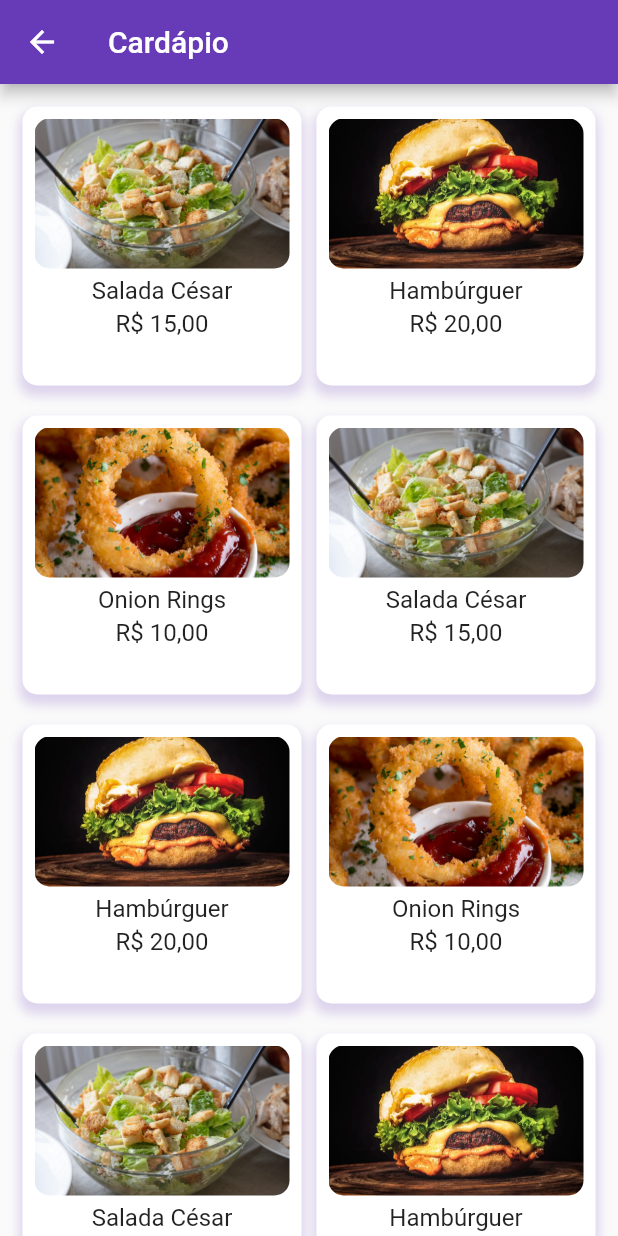
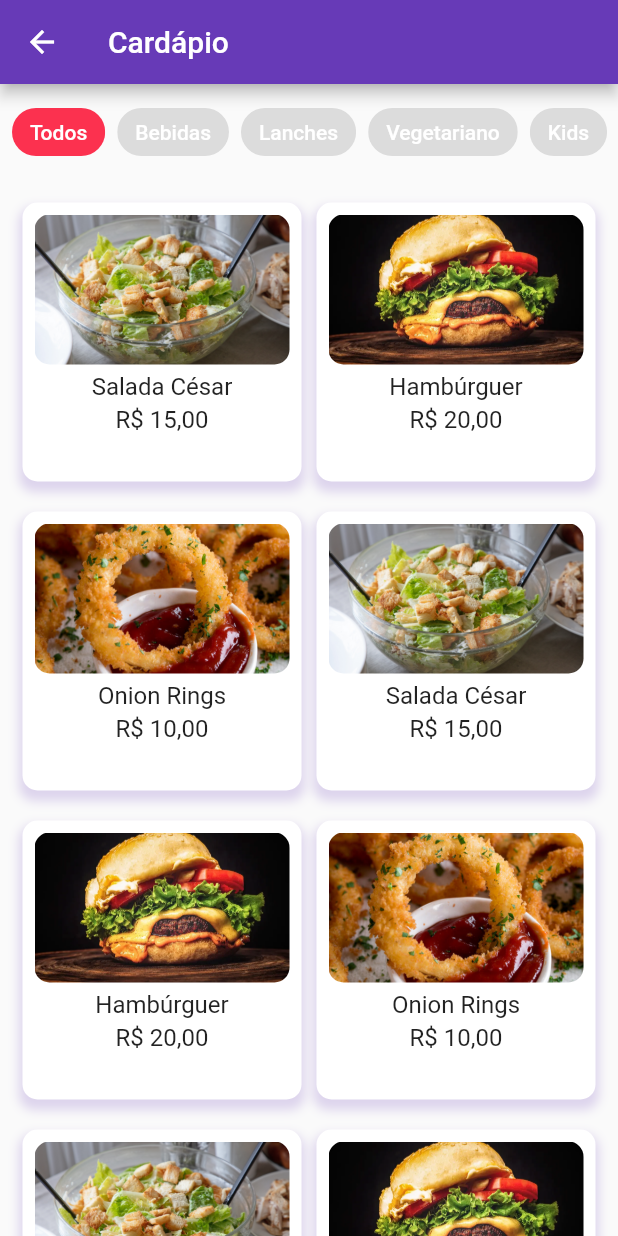
Before and after one commit to commandee/mobile, a Flutter app: the CardapioPage screen opened directly, on a phone screen of 412 x 824 dp. Run offline on Flutter 3.47's test engine with Material 2 defaults, Android fonts, the phone set to English and light mode, and no system bars.

Commit message:
chips scrollaveis horizontalmente no cardapio

```diff
--- /dev/null
+++ b/lib/components/filtros.dart
@@ -0,0 +1,70 @@
+import 'package:flutter/material.dart';
+import 'package:teste/constants.dart';
+
+class Filtros extends StatefulWidget {
+  const Filtros({super.key});
+
+  @override
+  State<Filtros> createState() => _FiltrosState();
+}
+
+class _FiltrosState extends State<Filtros> {
+    int selectedChip = 0;
+
+  @override
+  Widget build(BuildContext context) {
+    return Container(
+      child: SingleChildScrollView(
+        scrollDirection: Axis.horizontal,
+        child: Padding(
+          padding: const EdgeInsets.all(4.0),
+          child: Row(
+            children: List.generate(8, (index) {
+              return Padding(
+                padding: const EdgeInsets.all(4.0),
+                child: ChoiceChip(
+                  label: Text(_getChoiceChipText(index)),
+                  selected: selectedChip == index, // acontecerá que o chip selecionado será o que tiver o mesmo index
+                  onSelected: (selected) {
+                    setState(() {
+                      selectedChip = selected ? index : 0;
+                    });
+                  },
+                  selectedColor: accent,
+                  labelStyle: TextStyle(
+                    color: Colors.white,
+                  ),
+                ),
+              );
+            }),
+          ),
+        ),
+      ),
+    );
+  }
+
+  String _getChoiceChipText(int index) {
+    switch (index) {
+      case 0:
+        return 'Todos';
+      case 1:
+        return 'Bebidas';
+      case 2:
+        return 'Lanches';
+      case 3:
+        return 'Vegetariano';
+      case 4:
+        return 'Kids';
+      case 5:
+        return 'Recomendado';
+      case 6:
+        return 'Massas';
+      case 7:
+        return 'Saladas';
+      case 8:
+        return 'Sobremesas';
+      default:
+        return '';
+    }
+  }
+}
--- a/lib/pages/cardapio.dart
+++ b/lib/pages/cardapio.dart
@@ -1,4 +1,5 @@
 import 'package:flutter/material.dart';
+import 'package:teste/components/filtros.dart';
 
 class CardapioPage extends StatefulWidget {
   const CardapioPage({super.key});
@@ -18,7 +19,7 @@ class _CardapioPageState extends State<CardapioPage> {
         child: Column(
           children: [
             //filtros
-
+            Filtros(),
 
             //cardapio
 
```
Also changed, not shown: 1 other file.
